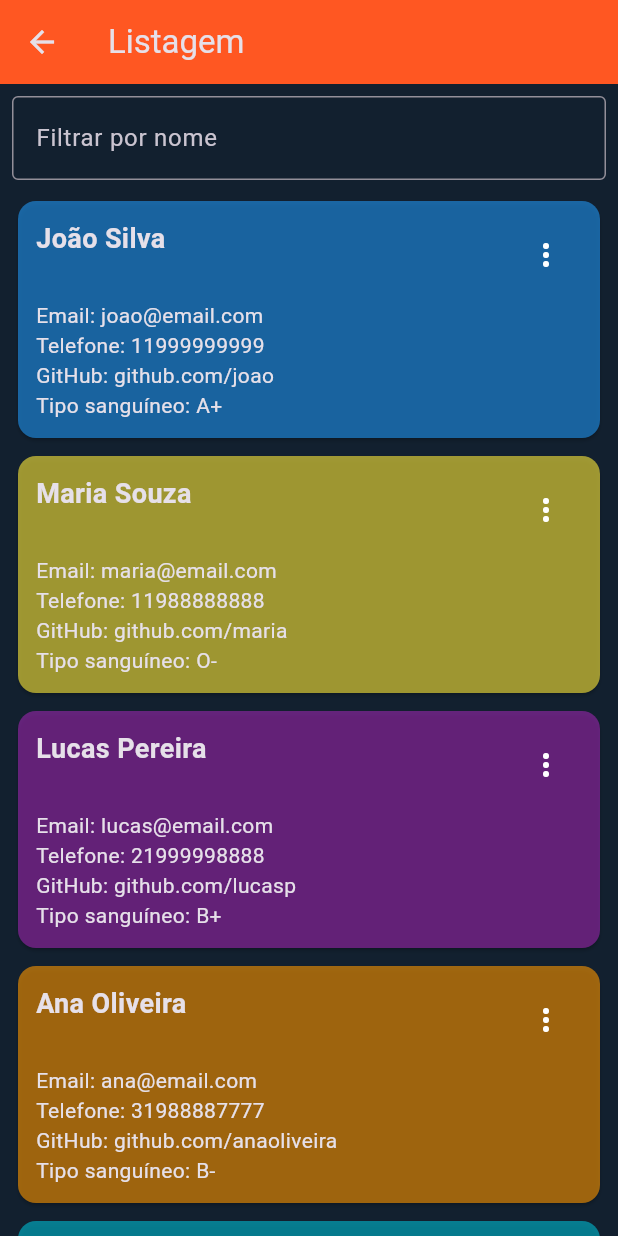
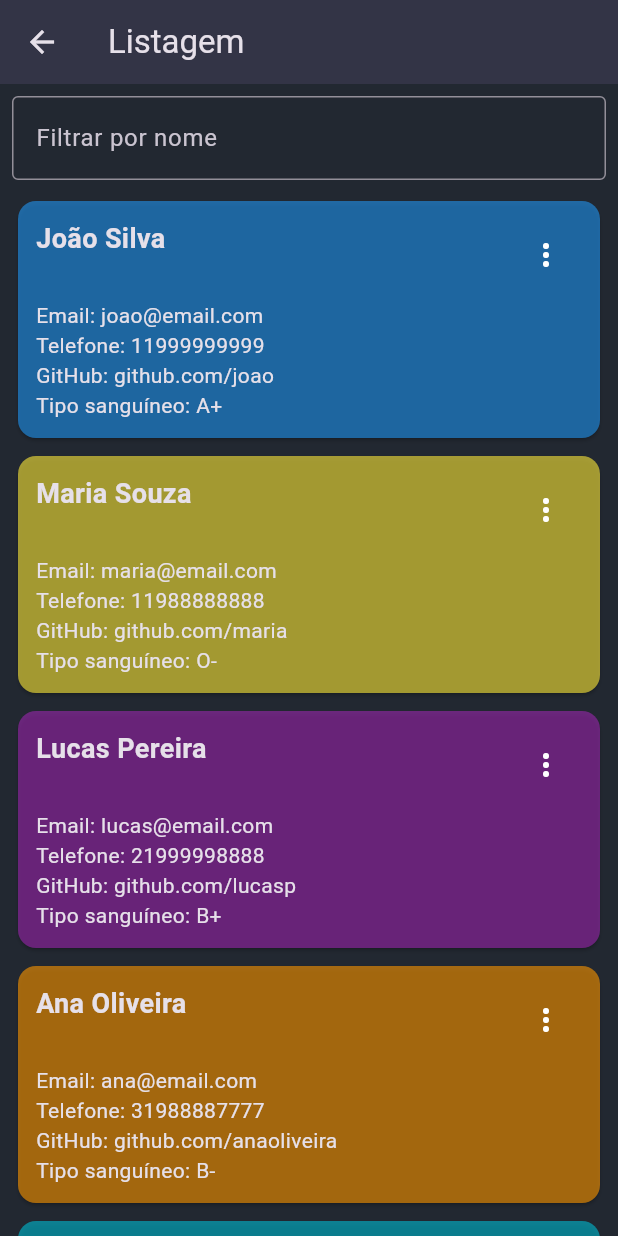
Before and after one commit to Reinertjg/LinceTechAcademy, a Flutter app: the screen it shows after launch, after a tap on "Listagem", on a phone screen of 412 x 824 dp. Run offline on Flutter 3.47's test engine with Material 3 defaults, Android fonts, the light colour scheme and no system bars.

Commit message:
style: Alteracao nas cores do app

```diff
--- a/Flutter Training/apf6_funcoes/ap1/lib/telas/tela_formulario.dart
+++ b/Flutter Training/apf6_funcoes/ap1/lib/telas/tela_formulario.dart
@@ -52,9 +52,10 @@ class _TelaFormularioState extends State<TelaFormulario> {
     return Scaffold(
       appBar: AppBar(
         title: Text('Formulario'),
-        backgroundColor: Colors.deepOrange,
+        backgroundColor: Color(0xFF333446),
       ),
-      body: SingleChildScrollView(
+        backgroundColor: Color(0xFF222831),
+        body: SingleChildScrollView(
         child: Center(
           child: Form(
             key: key,
--- a/Flutter Training/apf6_funcoes/ap1/lib/telas/tela_inicial.dart
+++ b/Flutter Training/apf6_funcoes/ap1/lib/telas/tela_inicial.dart
@@ -13,8 +13,9 @@ class _TelaInicialState extends State<TelaInicial> {
     return Scaffold(
         appBar: AppBar(
           title: Text('Tela Inicial'),
-          backgroundColor: Colors.deepOrange,
+          backgroundColor: Color(0xFF333446),
         ),
+        backgroundColor: Color(0xFF222831),
         body: Column(
           children: [
             ElevatedButton(onPressed: () {
@@ -26,8 +27,6 @@ class _TelaInicialState extends State<TelaInicial> {
             }, child: Text('Formulário'),
             ),
           ],
-
-
         ),
       );
   }
--- a/Flutter Training/apf6_funcoes/ap1/lib/telas/tela_listagem.dart
+++ b/Flutter Training/apf6_funcoes/ap1/lib/telas/tela_listagem.dart
@@ -22,8 +22,9 @@ class _TelaListagemState extends State<TelaListagem> {
     return Scaffold(
       appBar: AppBar(
         title: Text('Listagem'),
-        backgroundColor: Colors.deepOrange,
+        backgroundColor: Color(0xFF333446),
       ),
+      backgroundColor: Color(0xFF222831),
       body: Column(
         children: [
           Padding(
```
